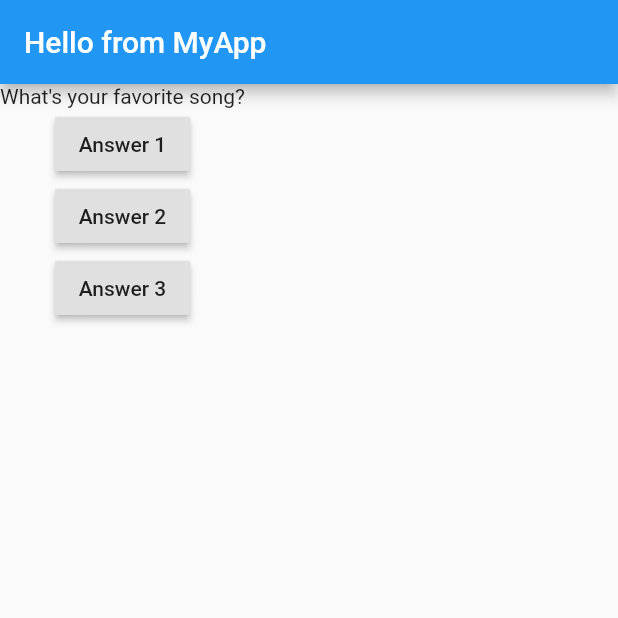
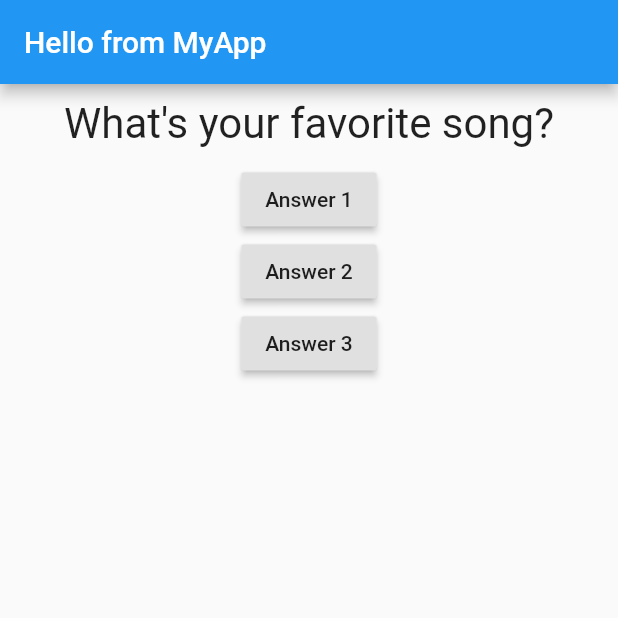
Before and after one commit to rakeshcheekatimala/flutter-learning, a Flutter app: the screen it shows after launch, on a phone screen of 412 x 824 dp, the top half of it. Run offline on Flutter 3.47's test engine with Material 2 defaults, Android fonts, the phone set to English and light mode, and no system bars.

Commit message:
applying style changes for Question Widget

```diff
--- a/first_app/lib/question.dart
+++ b/first_app/lib/question.dart
@@ -1,6 +1,6 @@
 import 'package:flutter/material.dart';
 
-class  Question extends StatelessWidget {
+class Question extends StatelessWidget {
   final String questionText; // to avoid changing this property inside class
   // we are telling dart, the value never change after initialization
 
@@ -8,7 +8,12 @@ class  Question extends StatelessWidget {
 
   @override
   Widget build(BuildContext context) {
-    return Text(questionText);
+    return Container(width:double.infinity, // this takes the full width of the container
+    margin: EdgeInsets.all(10),
+    child:Text(
+      questionText,
+      style: TextStyle(fontSize: 28),
+      textAlign: TextAlign.center,
+    ));
   }
-
 }
```
